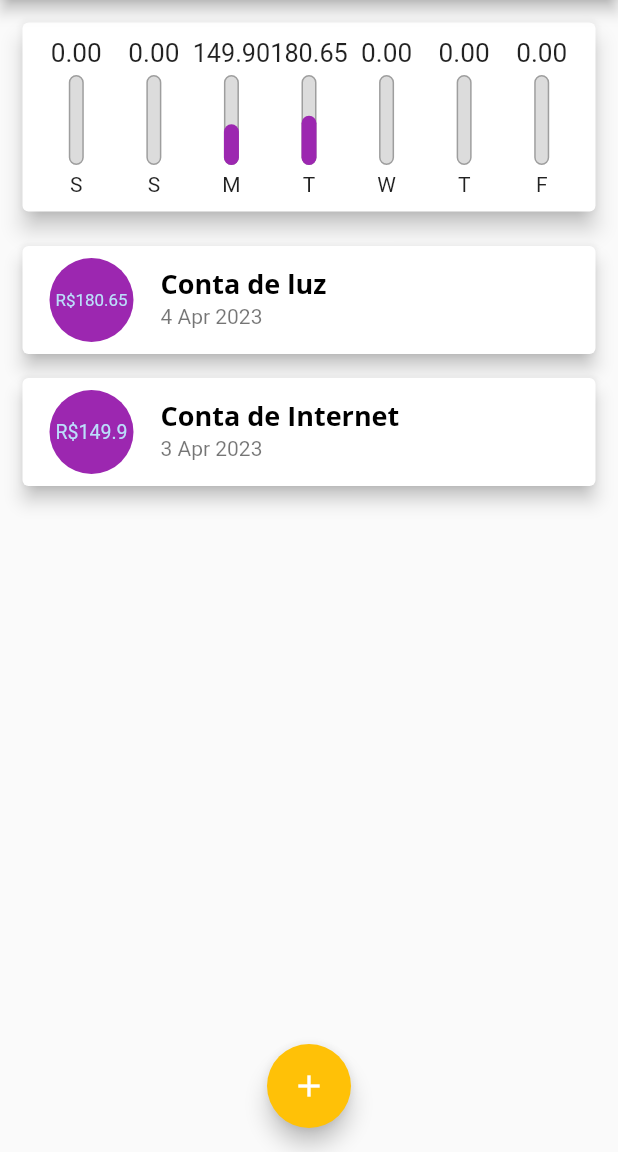
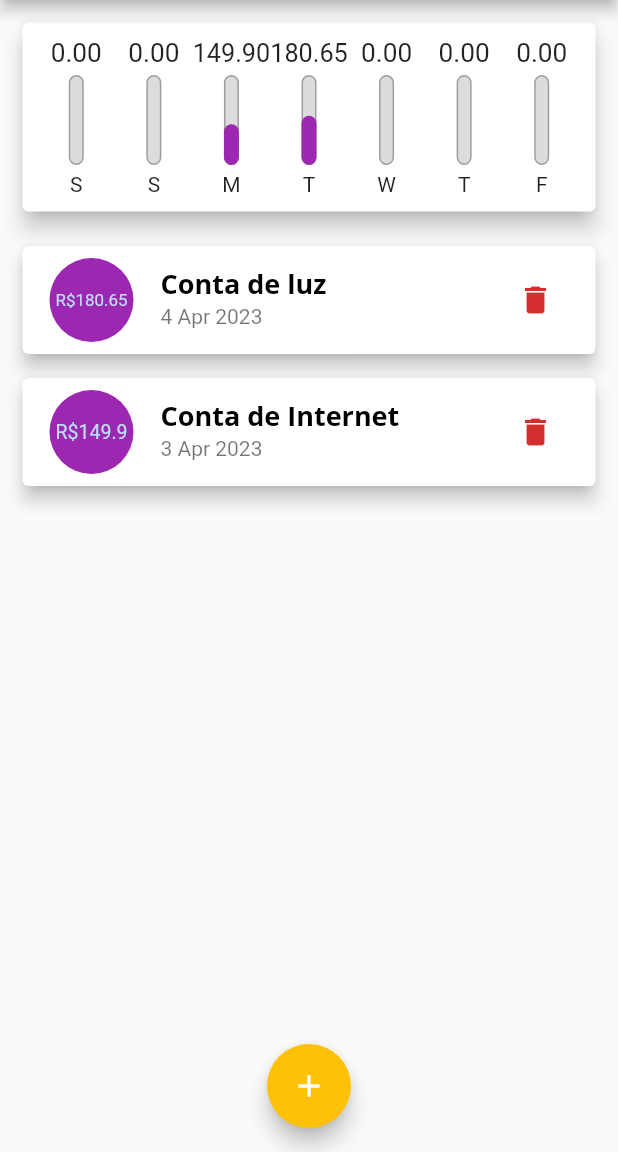
Before and after one commit to MoisesAlvarenga/Expenses, a Flutter app: the screen it shows after launch, on a phone screen of 412 x 824 dp, the part 84-1236 px from its top. Run offline on Flutter 3.47's test engine with Material 2 defaults, Android fonts, the phone set to English and light mode, and no system bars.

```diff
--- a/lib/components/chart.dart
+++ b/lib/components/chart.dart
@@ -56,7 +56,9 @@ class Chart extends StatelessWidget {
                 child: ChartBar(
                   label: tr['day'].toString(),
                   value: tr['value'] as double,
-                  percentage: (tr['value'] as double) / _weekTotalValue,
+                  percentage: _weekTotalValue == 0
+                      ? 0
+                      : (tr['value'] as double) / _weekTotalValue,
                 ),
               );
             }).toList()),
--- a/lib/components/transaction_list.dart
+++ b/lib/components/transaction_list.dart
@@ -4,13 +4,14 @@ import 'package:intl/intl.dart';
 
 class TransactionList extends StatelessWidget {
   final List<Transaction> transactions;
+  final void Function(String) onRemove;
 
-  TransactionList(this.transactions);
+  TransactionList(this.transactions, this.onRemove);
 
   @override
   Widget build(BuildContext context) {
     return Container(
-      height: 600,
+      height: 662,
       child: transactions.isEmpty
           ? Column(
               children: [
@@ -57,6 +58,11 @@ class TransactionList extends StatelessWidget {
                       style: Theme.of(context).textTheme.headline6,
                     ),
                     subtitle: Text(DateFormat('d MMM y').format(tr.date)),
+                    trailing: IconButton(
+                      icon: Icon(Icons.delete),
+                      color: Theme.of(context).errorColor,
+                      onPressed: () => onRemove(tr.id),
+                    ),
                   ),
                 );
               },
--- a/lib/main.dart
+++ b/lib/main.dart
@@ -26,7 +26,10 @@ class ExpensesApp extends StatelessWidget {
               fontWeight: FontWeight.bold,
               color: Colors.black,
             ),
-        ),
+            button: TextStyle(
+              color: Colors.white,
+              fontWeight: FontWeight.bold,
+            )),
         appBarTheme: AppBarTheme(
           titleTextStyle: TextStyle(
             fontFamily: 'OpenSans',
@@ -66,12 +69,12 @@ class _MyHomePageState extends State<MyHomePage> {
     }).toList();
   }
 
-  _addTransaction(String title, double value) {
+  _addTransaction(String title, double value, DateTime date) {
     final newTransaction = Transaction(
       id: Random().nextDouble().toString(),
       title: title,
       value: value,
-      date: DateTime.now(),
+      date: date,
     );
 
     setState(() {
@@ -79,6 +82,12 @@ class _MyHomePageState extends State<MyHomePage> {
     });
 
     Navigator.of(context).pop();
+  }
+
+  _removeTrasaction(String id) {
+    setState(() {
+      _transactions.removeWhere((tr) => tr.id == id);
+    });
   }
 
   _openTransactionFormModal(BuildContext context) {
@@ -110,7 +119,7 @@ class _MyHomePageState extends State<MyHomePage> {
               width: double.infinity,
               child: Chart(_recentTransactions),
             ),
-            TransactionList(_transactions),
+            TransactionList(_transactions, _removeTrasaction),
           ],
         ),
       ),
```
Also changed, not shown: lib/components/transaction_form.dart (+45 -12 lines). Lines whose indentation alone changed are shown as unchanged.
